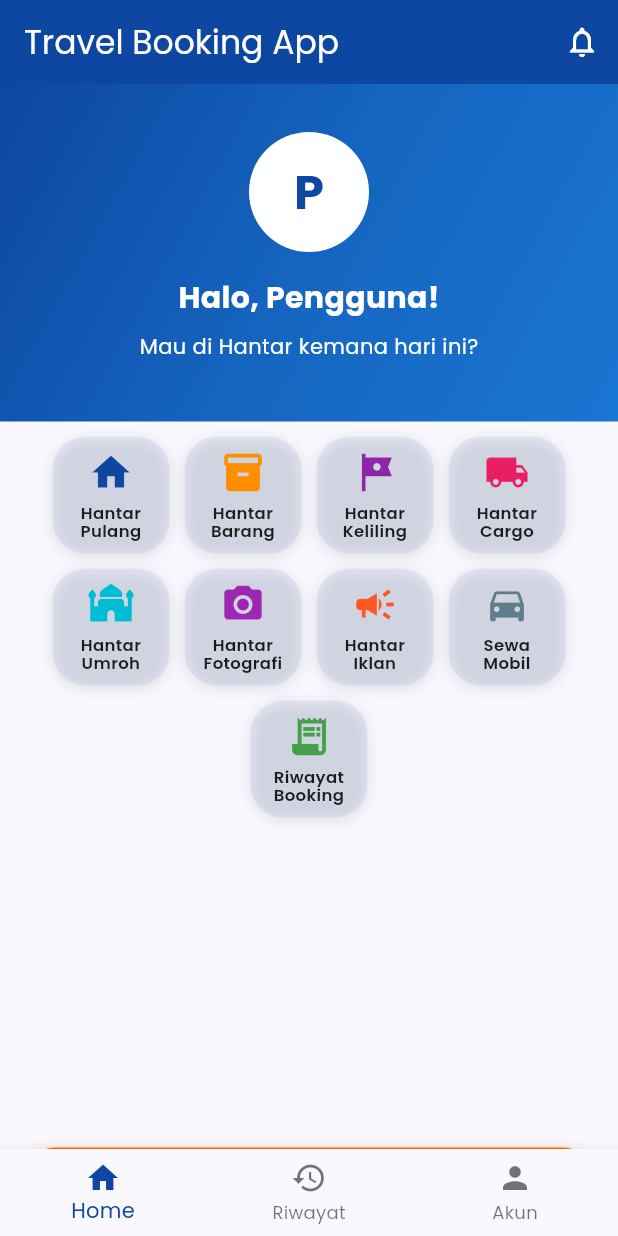
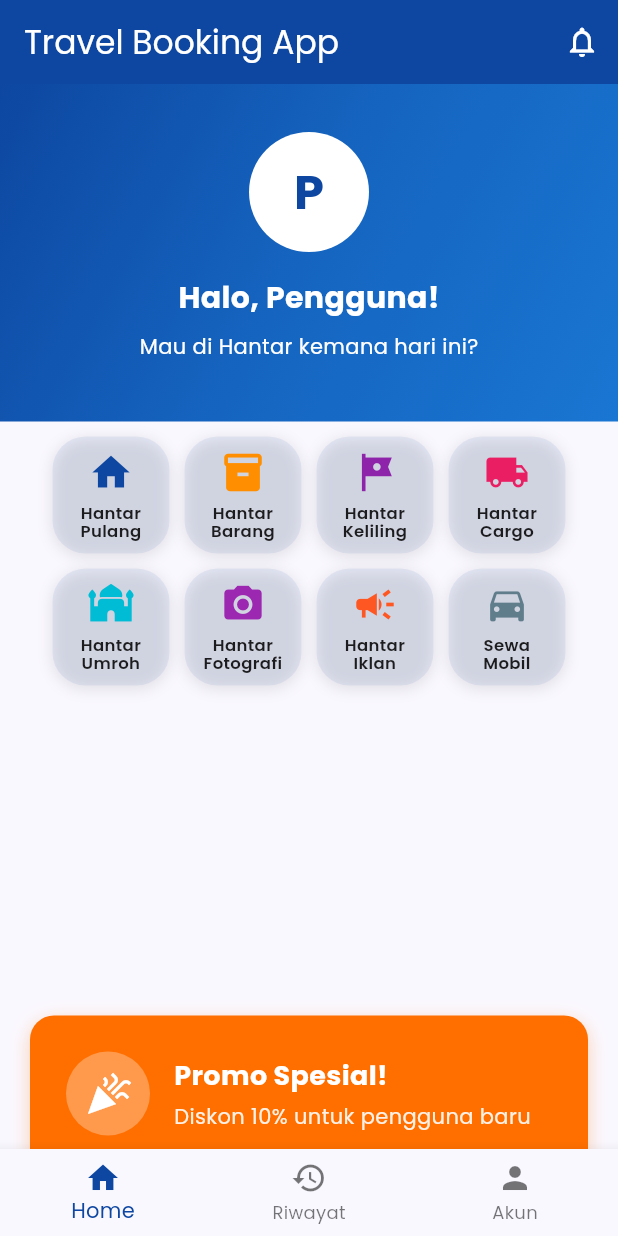
Before and after one commit to itoaidil/privacy-policy, a Flutter app: the DashboardScreen screen opened directly, on a phone screen of 412 x 824 dp. Run offline on Flutter 3.47's test engine with Material 3 defaults, Android fonts, the phone set to English and light mode, and no system bars; our stand-ins replace flutter_animate, flutter_map, flutter_typeahead, google_fonts, latlong2, webview_flutter.

Commit message:
Remove Riwayat Booking from dashboard menu (already in bottom nav)

```diff
--- a/lib/screens/dashboard_screen.dart
+++ b/lib/screens/dashboard_screen.dart
@@ -281,29 +281,6 @@ class DashboardContent extends StatelessWidget {
                           ),
                         ],
                       ),
-                      const SizedBox(height: 10),
-                      // Row 3: Riwayat Booking (sejajar dengan row 1 & 2)
-                      Row(
-                        mainAxisAlignment: MainAxisAlignment.center,
-                        children: [
-                          _buildSquareMenuCard(
-                            context: context,
-                            icon: Icons.receipt_long,
-                            iconColor: const Color(0xFF43A047),
-                            title: 'Riwayat\nBooking',
-                            onTap: () {
-                              Navigator.push(
-                                context,
-                                MaterialPageRoute(
-                                  builder: (context) =>
-                                      const BookingHistoryScreen(),
-                                ),
-                              );
-                            },
-                          ),
-                          // Placeholder untuk menu baru (bisa ditambahkan di sini)
-                        ],
-                      ),
                     ],
                   ),
 
```
